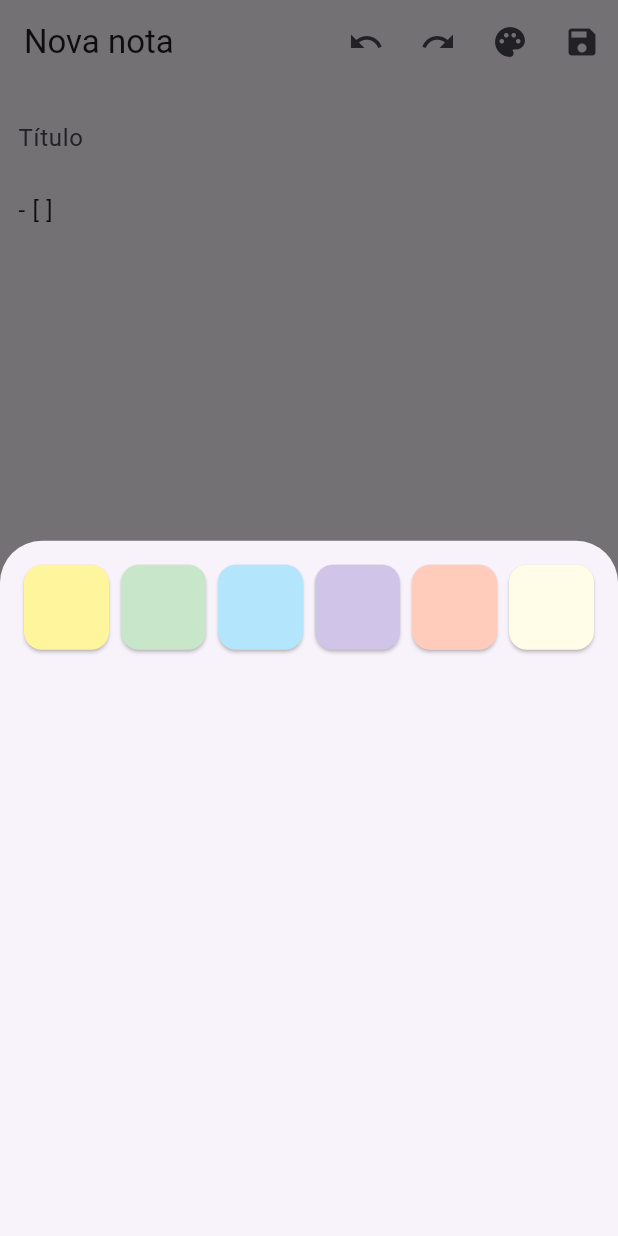
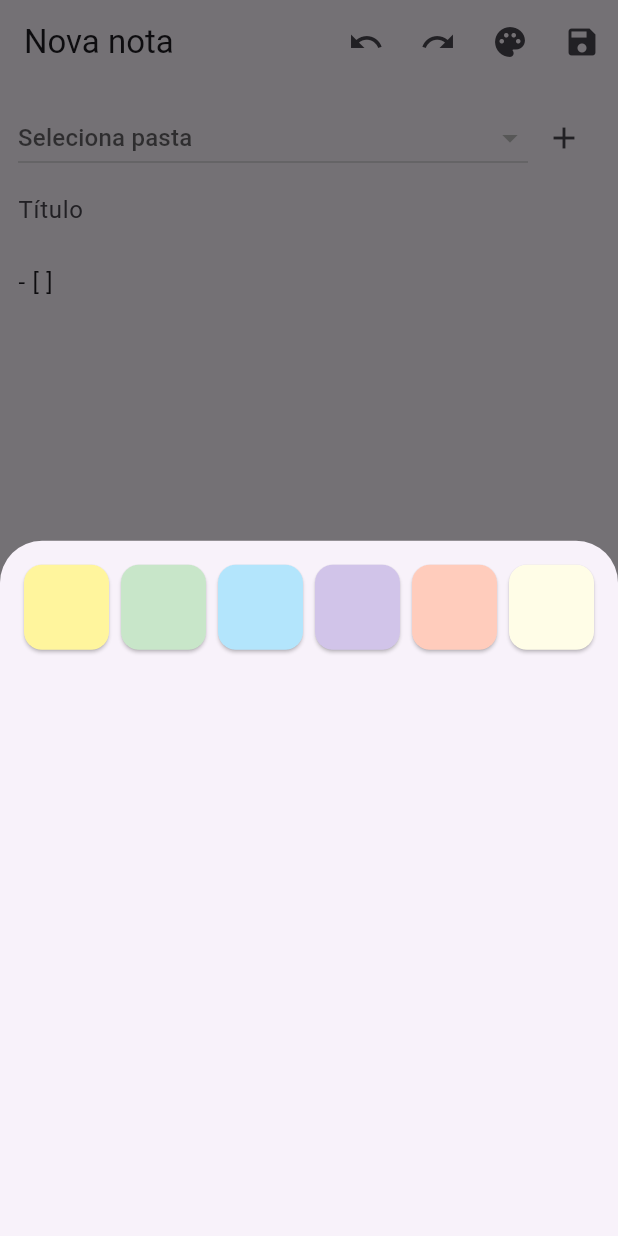
Before and after one commit to TiagoNeves00/tiago-notebox, a Flutter app: the NoteEditorPage screen opened by its route, after a tap on "Checklist", after a tap on the "palette" icon, on a phone screen of 412 x 824 dp. Run offline on Flutter 3.47's test engine with Material 3 defaults, Android fonts, the light colour scheme and no system bars; drawn by our look-alikes of dynamic_color; our stand-ins replace drift, flutter_riverpod, go_router; accounts and stored records are empty; generated files the repository leaves out were written again.

Commit message:
Added folder selector
Added folder selector with quick-create and persist folderId

```diff
--- a/lib/features/editor/editor_ctrl.dart
+++ b/lib/features/editor/editor_ctrl.dart
@@ -5,8 +5,9 @@ class NoteDraft {
   String title;
   String body;
   int? color;
+  int? folderId;
 
-  NoteDraft({this.title = '', this.body = '', this.color});
+  NoteDraft({this.title = '', this.body = '', this.color, this.folderId});
 }
 
 class EditorCtrl extends Notifier<NoteDraft> {
@@ -21,10 +22,10 @@ class EditorCtrl extends Notifier<NoteDraft> {
     _redo.clear();
   }
 
-  void set({String? title, String? body, int? color}) {
-    _undo.add(NoteDraft(title: state.title, body: state.body, color: state.color));
+  void set({String? title, String? body, int? color, int? folderId}) {
+    _undo.add(NoteDraft(title: state.title, body: state.body, color: state.color, folderId: state.folderId));
     _redo.clear();
-    state = NoteDraft(title: title ?? state.title, body: body ?? state.body, color: color ?? state.color);
+    state = NoteDraft(title: title ?? state.title, body: body ?? state.body, color: color ?? state.color, folderId: folderId ?? state.folderId);
   }
 
   void undo(){ if(_undo.isEmpty)return;
@@ -33,6 +34,6 @@ class EditorCtrl extends Notifier<NoteDraft> {
   void redo(){ if(_redo.isEmpty)return;
     _undo.add(state); state=_redo.removeLast(); }
 
-  String snapshotJson()=>jsonEncode({'title':state.title,'body':state.body,'color':state.color});
+  String snapshotJson()=>jsonEncode({'title':state.title,'body':state.body,'color':state.color, 'folderId':state.folderId});
 }
 final editorProvider=NotifierProvider<EditorCtrl,NoteDraft>(EditorCtrl.new);
--- a/lib/features/editor/note_editor_page.dart
+++ b/lib/features/editor/note_editor_page.dart
@@ -1,74 +1,220 @@
 import 'package:flutter/material.dart';
 import 'package:flutter_riverpod/flutter_riverpod.dart';
+import 'package:notebox/data/local/db.dart';
+import 'package:notebox/data/local/db_provider.dart';
+import 'package:notebox/data/repos/folders_repo.dart';
 import 'package:notebox/data/repos/notes_repo.dart';
 import 'package:notebox/data/repos/revisions_repo.dart';
 import 'package:notebox/features/editor/editor_ctrl.dart';
 
 class NoteEditorPage extends ConsumerStatefulWidget {
-  final int? noteId; const NoteEditorPage({super.key, this.noteId});
-  @override ConsumerState<NoteEditorPage> createState()=>_S();
+  final int? noteId;
+  const NoteEditorPage({super.key, this.noteId});
+  @override
+  ConsumerState<NoteEditorPage> createState() => _S();
 }
-class _S extends ConsumerState<NoteEditorPage>{
-  final _title=TextEditingController(), _body=TextEditingController();
-  @override void initState(){ super.initState();
+
+class _S extends ConsumerState<NoteEditorPage> {
+  final _title = TextEditingController(), _body = TextEditingController();
+  @override
+  void initState() {
+    super.initState();
     // load existente no futuro; por agora fica vazio
   }
-  @override Widget build(BuildContext c){
-    final st=ref.watch(editorProvider); final ctrl=ref.read(editorProvider.notifier);
-    _title.value=_title.value.copyWith(text: st.title, selection: _title.selection);
-    _body.value=_body.value.copyWith(text: st.body, selection: _body.selection);
+
+  @override
+  Widget build(BuildContext c) {
+    final st = ref.watch(editorProvider);
+    final ctrl = ref.read(editorProvider.notifier);
+    final foldersStream = ref.watch(foldersRepoProvider).watchAll();
+    _title.value = _title.value.copyWith(
+      text: st.title,
+      selection: _title.selection,
+    );
+    _body.value = _body.value.copyWith(
+      text: st.body,
+      selection: _body.selection,
+    );
     return Scaffold(
       appBar: AppBar(
-        title: Text(widget.noteId==null?'Nova nota':'Editar nota'),
+        title: Text(widget.noteId == null ? 'Nova nota' : 'Editar nota'),
         actions: [
           IconButton(icon: const Icon(Icons.undo), onPressed: ctrl.undo),
           IconButton(icon: const Icon(Icons.redo), onPressed: ctrl.redo),
-          IconButton(icon: const Icon(Icons.palette), onPressed: ()=>_pickColor(c, ctrl)),
-          IconButton(icon: const Icon(Icons.save), onPressed: () async {
-            final id=await ref.read(notesRepoProvider).upsert(
-              id: widget.noteId, title: st.title, body: st.body, color: st.color);
-            await ref.read(revisionsRepoProvider).add(id, ctrl.snapshotJson());
-            if (mounted) Navigator.pop(c);
-          }),
+          IconButton(
+            icon: const Icon(Icons.palette),
+            onPressed: () => _pickColor(c, ctrl),
+          ),
+          IconButton(
+            icon: const Icon(Icons.save),
+            onPressed: () async {
+              final id = await ref
+                  .read(notesRepoProvider)
+                  .upsert(
+                    id: widget.noteId,
+                    title: st.title,
+                    body: st.body,
+                    color: st.color,
+                  );
+              await ref
+                  .read(revisionsRepoProvider)
+                  .add(id, ctrl.snapshotJson());
+              if (mounted) Navigator.pop(c);
+            },
+          ),
         ],
       ),
       body: Padding(
         padding: const EdgeInsets.all(12),
-        child: Column(children:[
-          TextField(
-            controller:_title, decoration: const InputDecoration(hintText:'Título', border: InputBorder.none),
-            onChanged:(v)=>ctrl.set(title:v)),
-          Expanded(child: TextField(
-            controller:_body, maxLines:null, decoration: const InputDecoration(hintText:'Escreve…', border: InputBorder.none),
-            onChanged:(v)=>ctrl.set(body:v))),
-          Row(children:[
-            TextButton.icon(icon: const Icon(Icons.check_box_outlined), label: const Text('Checklist'),
-              onPressed: ()=>_toggleChecklist(ctrl)),
-          ]),
-        ]),
+        child: Column(
+          children: [
+            StreamBuilder(
+              stream: foldersStream,
+              builder: (c, snap) {
+                final items = snap.data ?? [];
+                return Row(
+                  children: [
+                    Expanded(
+                      child: DropdownButton<int?>(
+                        isExpanded: true,
+                        value: st.folderId,
+                        hint: const Text('Seleciona pasta'),
+                        items: items
+                            .map(
+                              (f) => DropdownMenuItem(
+                                value: f.id,
+                                child: Text(f.name),
+                              ),
+                            )
+                            .toList(),
+                        onChanged: (v) {
+                          ctrl.set(color: st.color, title: st.title, body: st.body);
+                          ctrl.set(folderId: v);
+                        },
+                      ),
+                    ),
+                    IconButton(
+                      icon: const Icon(Icons.add),
+                      onPressed: () async {
+                        final name = await showModalBottomSheet<String>(
+                          context: c,
+                          builder: (_) {
+                            final tc = TextEditingController();
+                            return Padding(
+                              padding: const EdgeInsets.all(16),
+                              child: Column(
+                                mainAxisSize: MainAxisSize.min,
+                                children: [
+                                  TextField(
+                                    controller: tc,
+                                    decoration: const InputDecoration(
+                                      labelText: 'Nova pasta',
+                                    ),
+                                  ),
+                                  const SizedBox(height: 12),
+                                  FilledButton(
+                                    onPressed: () =>
+                                        Navigator.pop(c, tc.text.trim()),
+                                    child: const Text('Criar'),
+                                  ),
+                                ],
+                              ),
+                            );
+                          },
+                        );
+                        if (name != null && name.isNotEmpty) {
+                          // cria pasta e seleciona
+                          final db = ref.read(dbProvider);
+                          final id = await db
+                              .into(db.folders)
+                              .insert(FoldersCompanion.insert(name: name));
+                          ctrl.set(folderId: id);
+                        }
+                      },
+                    ),
+                  ],
+                );
+              },
+            ),
+            TextField(
+              controller: _title,
+              decoration: const InputDecoration(
+                hintText: 'Título',
+                border: InputBorder.none,
+              ),
+              onChanged: (v) => ctrl.set(title: v),
+            ),
+            Expanded(
+              child: TextField(
+                controller: _body,
+                maxLines: null,
+                decoration: const InputDecoration(
+                  hintText: 'Escreve…',
+                  border: InputBorder.none,
+                ),
+                onChanged: (v) => ctrl.set(body: v),
+              ),
+            ),
+            Row(
+              children: [
+                TextButton.icon(
+                  icon: const Icon(Icons.check_box_outlined),
+                  label: const Text('Checklist'),
+                  onPressed: () => _toggleChecklist(ctrl),
+                ),
+              ],
+            ),
+          ],
+        ),
       ),
-      backgroundColor: st.color!=null? Color(st.color!): null,
+      backgroundColor: st.color != null ? Color(st.color!) : null,
     );
   }
-  void _toggleChecklist(EditorCtrl ctrl){
-    final t=ref.read(editorProvider).body;
-    final lines=t.split('\n');
-    if(lines.isEmpty){ ctrl.set(body: '- [ ] '); return; }
-    final i=lines.length-1; final L=lines[i];
+
+  void _toggleChecklist(EditorCtrl ctrl) {
+    final t = ref.read(editorProvider).body;
+    final lines = t.split('\n');
+    if (lines.isEmpty) {
+      ctrl.set(body: '- [ ] ');
+      return;
+    }
+    final i = lines.length - 1;
+    final L = lines[i];
     final toggled = L.startsWith('- [ ] ')
-      ? '- [x] ${L.substring(6)}'
-      : L.startsWith('- [x] ')
+        ? '- [x] ${L.substring(6)}'
+        : L.startsWith('- [x] ')
         ? '- [ ] ${L.substring(6)}'
         : '- [ ] $L';
-    lines[i]=toggled; ctrl.set(body: lines.join('\n'));
+    lines[i] = toggled;
+    ctrl.set(body: lines.join('\n'));
   }
-  void _pickColor(BuildContext c, EditorCtrl ctrl){
-    final colors=[0xFFFFF59D,0xFFC8E6C9,0xFFB3E5FC,0xFFD1C4E9,0xFFFFCCBC,0xFFFFFDE7];
-    showModalBottomSheet<void>(context:c, builder:(_)=>GridView.count(
-      crossAxisCount:6, padding: const EdgeInsets.all(12),
-      children: colors.map((v)=>InkWell(
-        onTap:(){ ctrl.set(color:v); Navigator.pop(c); },
-        child: Card(color: Color(v)))).toList(),
-    ));
+
+  void _pickColor(BuildContext c, EditorCtrl ctrl) {
+    final colors = [
+      0xFFFFF59D,
+      0xFFC8E6C9,
+      0xFFB3E5FC,
+      0xFFD1C4E9,
+      0xFFFFCCBC,
+      0xFFFFFDE7,
+    ];
+    showModalBottomSheet<void>(
+      context: c,
+      builder: (_) => GridView.count(
+        crossAxisCount: 6,
+        padding: const EdgeInsets.all(12),
+        children: colors
+            .map(
+              (v) => InkWell(
+                onTap: () {
+                  ctrl.set(color: v);
+                  Navigator.pop(c);
+                },
+                child: Card(color: Color(v)),
+              ),
+            )
+            .toList(),
+      ),
+    );
   }
 }
```
